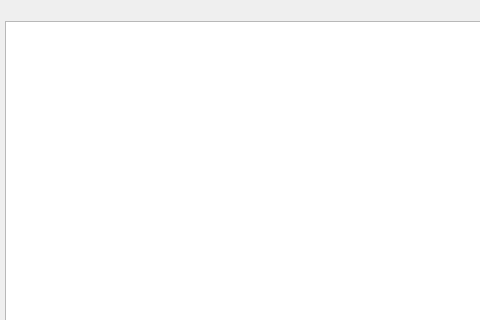
Above: main.ui from catarium/coffe before the change; both pictures show x 0 to 480 and y 0 to 320 of the 800 by 600 pixel window. Below: the same form after it.
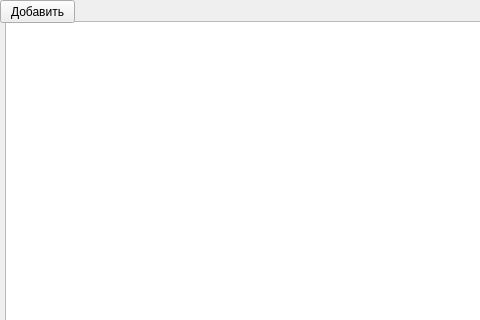
That is the form after the change.

Diff of the .ui file:
```diff
--- a/main.ui
+++ b/main.ui
@@ -24,6 +24,21 @@
      </rect>
     </property>
    </widget>
+   <widget class="QPushButton" name="pushButton">
+    <property name="geometry">
+     <rect>
+      <x>0</x>
+      <y>0</y>
+      <width>75</width>
+      <height>23</height>
+     </rect>
+    </property>
+    <property name="text">
+     <string>Добавить</string>
+    </property>
+   </widget>
+  </widget>
+  <widget class="QMenuBar" name="menubar">
    <property name="geometry">
     <rect>
      <x>0</x>
```
